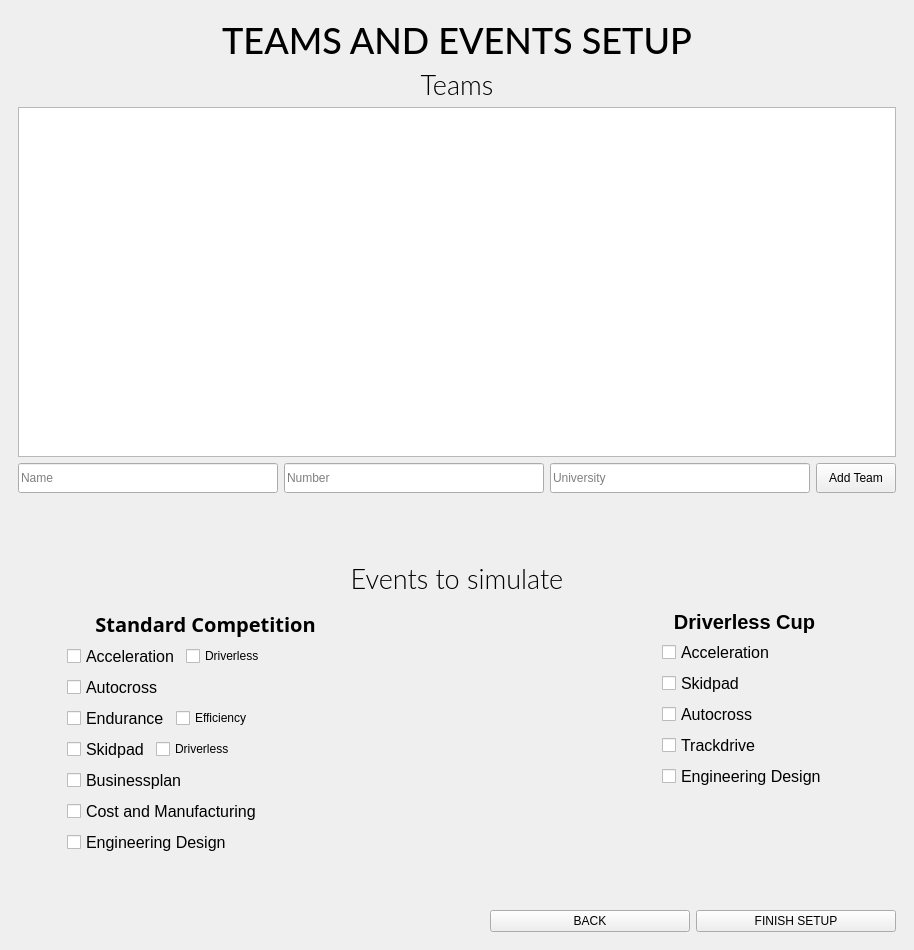
Qt form qt_interface/mainwindow.ui (wprzyby/FS-Competition-Simulator) before a commit.
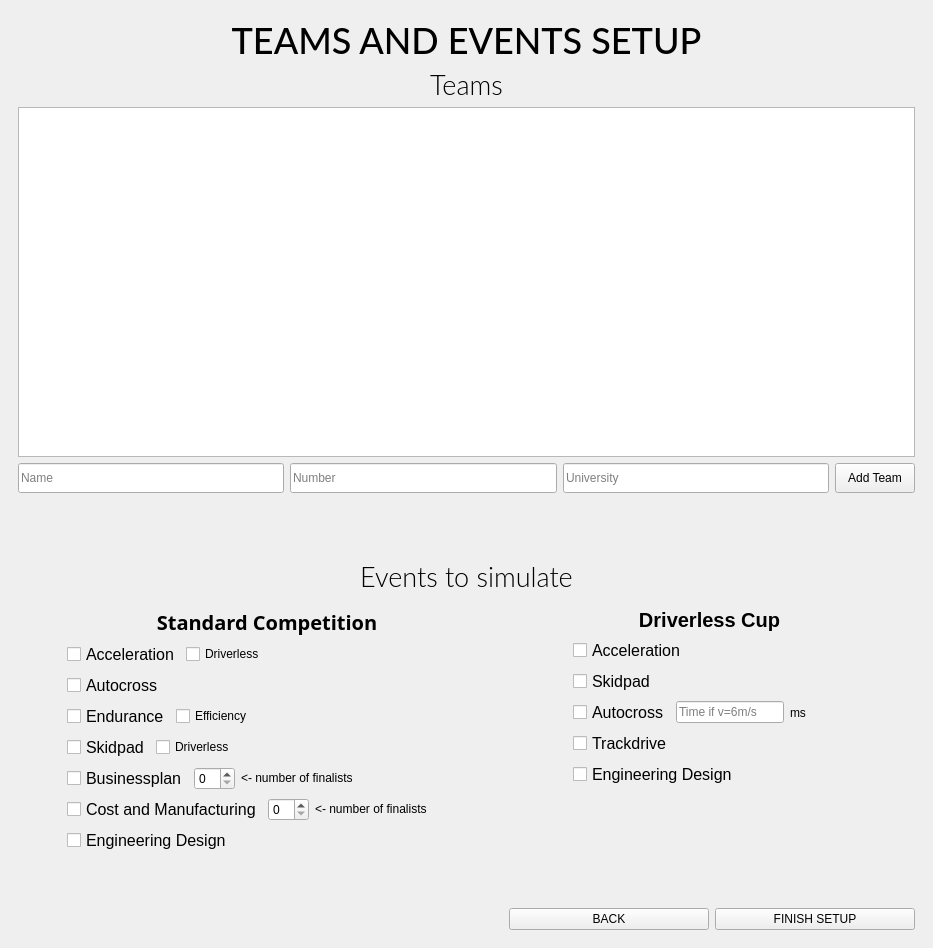
The same form after that commit. The open tabs and pages were chosen to show the change. Custom widgets are drawn as their Qt base class.

The edit to the form file:
```diff
--- a/qt_interface/mainwindow.ui
+++ b/qt_interface/mainwindow.ui
@@ -6,8 +6,8 @@
    <rect>
     <x>0</x>
     <y>0</y>
-    <width>914</width>
-    <height>950</height>
+    <width>933</width>
+    <height>948</height>
    </rect>
   </property>
   <property name="windowTitle">
@@ -409,6 +409,8 @@
                   </layout>
                  </item>
                  <item>
+                  <layout class="QHBoxLayout" name="horizontalLayout_10">
+                   <item>
                   <widget class="QCheckBox" name="checkBoxBusinessplan">
                    <property name="font">
                     <font>
@@ -421,6 +423,37 @@
                   </widget>
                  </item>
                  <item>
+                    <widget class="QSpinBox" name="spinBoxBusinessplanFinalists">
+                     <property name="enabled">
+                      <bool>true</bool>
+                     </property>
+                    </widget>
+                   </item>
+                   <item>
+                    <widget class="QLabel" name="label_2">
+                     <property name="text">
+                      <string>&lt;- number of finalists</string>
+                     </property>
+                    </widget>
+                   </item>
+                   <item>
+                    <spacer name="horizontalSpacer_10">
+                     <property name="orientation">
+                      <enum>Qt::Horizontal</enum>
+                     </property>
+                     <property name="sizeHint" stdset="0">
+                      <size>
+                       <width>40</width>
+                       <height>20</height>
+                      </size>
+                     </property>
+                    </spacer>
+                   </item>
+                  </layout>
+                 </item>
+                 <item>
+                  <layout class="QHBoxLayout" name="horizontalLayout_11">
+                   <item>
                   <widget class="QCheckBox" name="checkBoxCostAndManufacturing">
                    <property name="font">
                     <font>
@@ -433,6 +466,35 @@
                   </widget>
                  </item>
                  <item>
+                    <widget class="QSpinBox" name="spinBoxCostAndManufacturingFinalists">
+                     <property name="enabled">
+                      <bool>true</bool>
+                     </property>
+                    </widget>
+                   </item>
+                   <item>
+                    <widget class="QLabel" name="label_3">
+                     <property name="text">
+                      <string>&lt;- number of finalists</string>
+                     </property>
+                    </widget>
+                   </item>
+                   <item>
+                    <spacer name="horizontalSpacer_11">
+                     <property name="orientation">
+                      <enum>Qt::Horizontal</enum>
+                     </property>
+                     <property name="sizeHint" stdset="0">
+                      <size>
+                       <width>40</width>
+                       <height>20</height>
+                      </size>
+                     </property>
+                    </spacer>
+                   </item>
+                  </layout>
+                 </item>
+                 <item>
                   <widget class="QCheckBox" name="checkBoxEngineeringDesign">
                    <property name="font">
                     <font>
@@ -530,6 +592,8 @@
                   </widget>
                  </item>
                  <item>
+                  <layout class="QHBoxLayout" name="horizontalLayout_12">
+                   <item>
                   <widget class="QCheckBox" name="checkBoxAutocrossDC">
                    <property name="enabled">
                     <bool>true</bool>
@@ -543,6 +607,35 @@
                     <string>Autocross</string>
                    </property>
                   </widget>
+                   </item>
+                   <item>
+                    <widget class="QLineEdit" name="lineEditAutocrossTime6mps">
+                     <property name="placeholderText">
+                      <string>Time if v=6m/s</string>
+                     </property>
+                    </widget>
+                   </item>
+                   <item>
+                    <widget class="QLabel" name="labelAutocrossTime6mpsUnit">
+                     <property name="text">
+                      <string>ms</string>
+                     </property>
+                    </widget>
+                   </item>
+                   <item>
+                    <spacer name="horizontalSpacer_12">
+                     <property name="orientation">
+                      <enum>Qt::Horizontal</enum>
+                     </property>
+                     <property name="sizeHint" stdset="0">
+                      <size>
+                       <width>40</width>
+                       <height>20</height>
+                      </size>
+                     </property>
+                    </spacer>
+                   </item>
+                  </layout>
                  </item>
                  <item>
                   <widget class="QCheckBox" name="checkBoxTrackdrive">
```
Left out of the diff: 24 changed lines with no effect on the pictures. Lines whose indentation alone changed are shown as unchanged.
